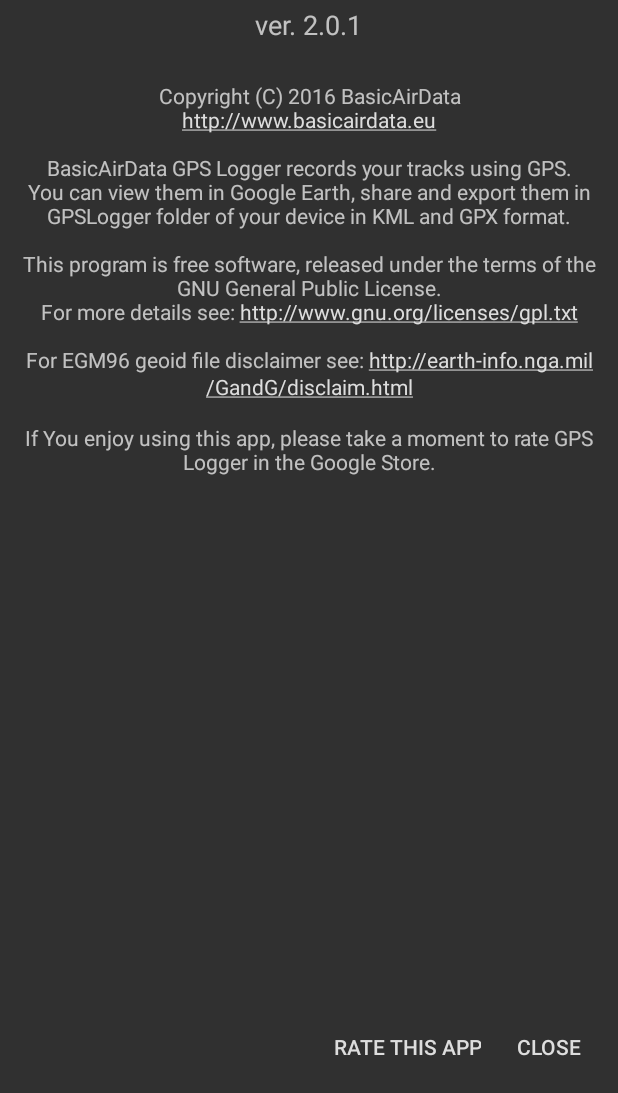
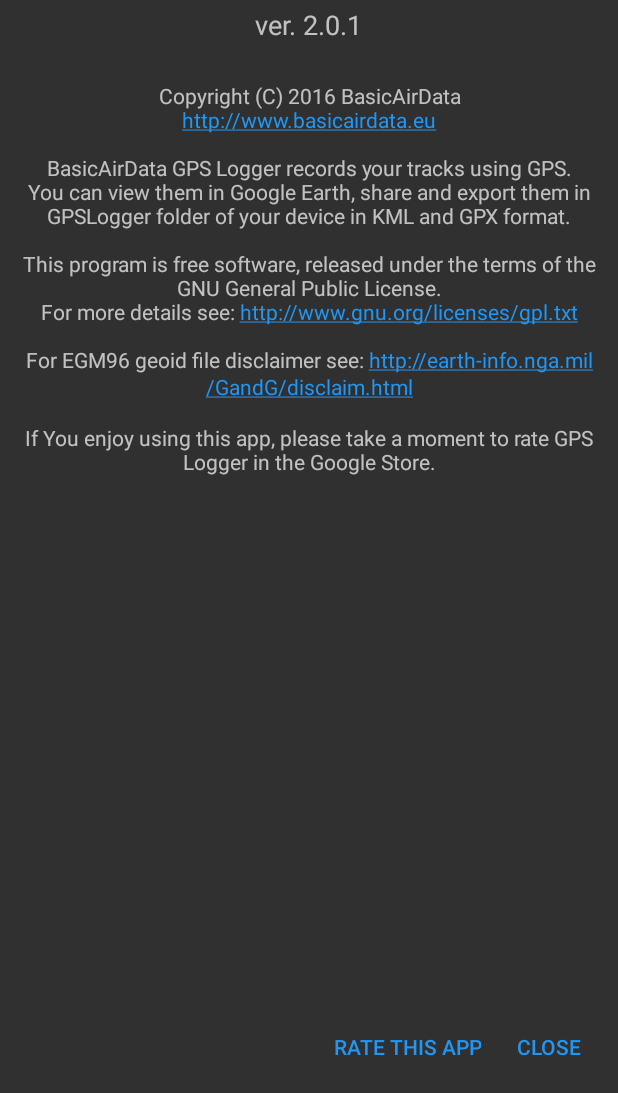
Before and after one commit to Darek-S/Trail_Tracker, an Android app: the screen it shows after launch (GPSActivity), in the options menu, after a tap on "About", on a phone screen of 412 x 824 dp, the part 143-1236 px from its top. Run offline under Robolectric (Android 15) with nearby library versions, the phone set to English and light mode, and no system bars; our stand-ins replace EventBus; pictures from the network do not load; 2 statements that could not run were skipped.

Commit message:
Colors/Button

```diff
--- a/src/main/res/values/colors.xml
+++ b/src/main/res/values/colors.xml
@@ -19,24 +19,24 @@
   -->
 
 <resources>
-    <color name="colorPrimary">#880000</color>
-    <color name="colorPrimaryDark">#550000</color>
-    <color name="colorPrimaryLight">#b51111</color>
-    <color name="textColorPrimary">#ffffff</color>
+    <color name="colorPrimary">#2196F3</color>
+    <color name="colorPrimaryDark">#2196F3</color>
+    <color name="colorPrimaryLight">#2196F3</color>
+    <color name="textColorPrimary">#2196F3</color>
     <color name="textColorSecondary">#888888</color>
     <color name="colorBackground">#111111</color>
     <color name="colorTrackBackground">#282828</color>
 
     <color name="colorRoundedCornerDarktop">#202020</color>
     <color name="colorRoundedCornerDarkBottom">#161616</color>
-    <color name="colorRoundedCornerDarkBorder">#707070</color>
+    <color name="colorRoundedCornerDarkBorder">#8f8f8f</color>
 
     <color name="colorCardBackground">#3b3b3b</color>
     <color name="colorCardTrackBackground">#2f2f2f</color>
     <color name="colorThumbnailLineColor">#d7d7d7</color>
     <color name="colorThumbnailLineBackground">#161616</color>
 
-    <color name="colorAccent">#dddddd</color>
-    <color name="preference_accent">#ca2222</color>
-    <color name="preference_fallback_accent_color">#ca2222</color>
+    <color name="colorAccent">#2196F3</color>
+    <color name="preference_accent">#2196F3</color>
+    <color name="preference_fallback_accent_color">#2196F3</color>
 </resources>
```
Also changed, not shown: src/main/res/drawable/background.xml (deleted, +0 -13 lines), src/main/res/layout/fragment_track.xml (+32 -26 lines).
